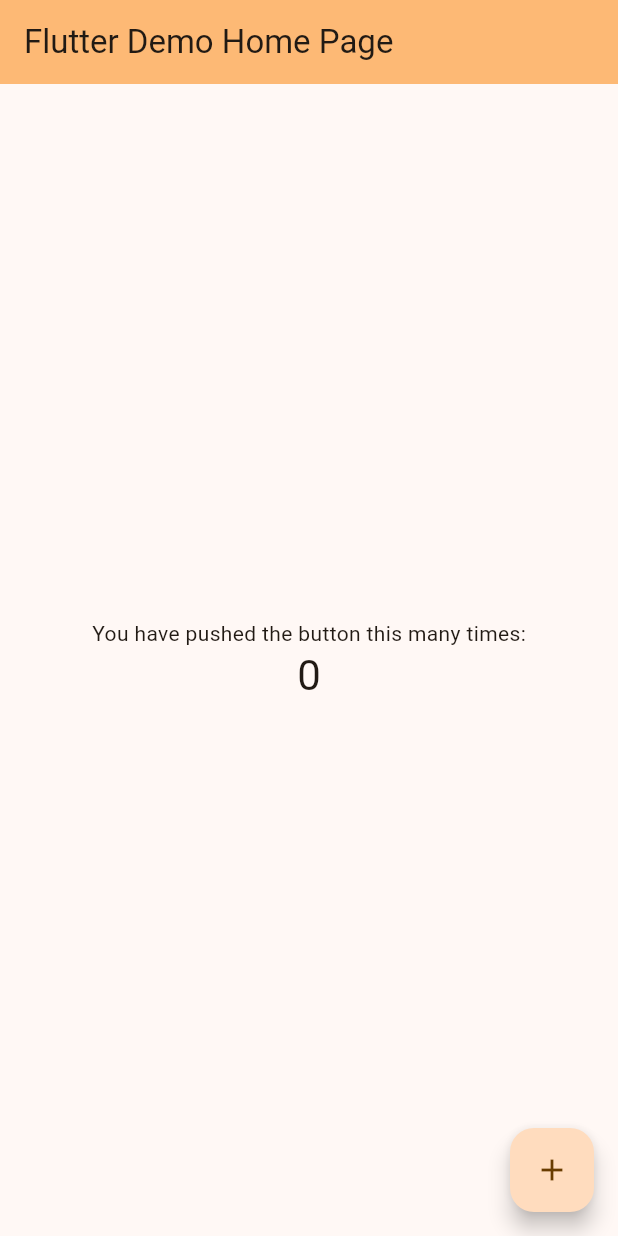
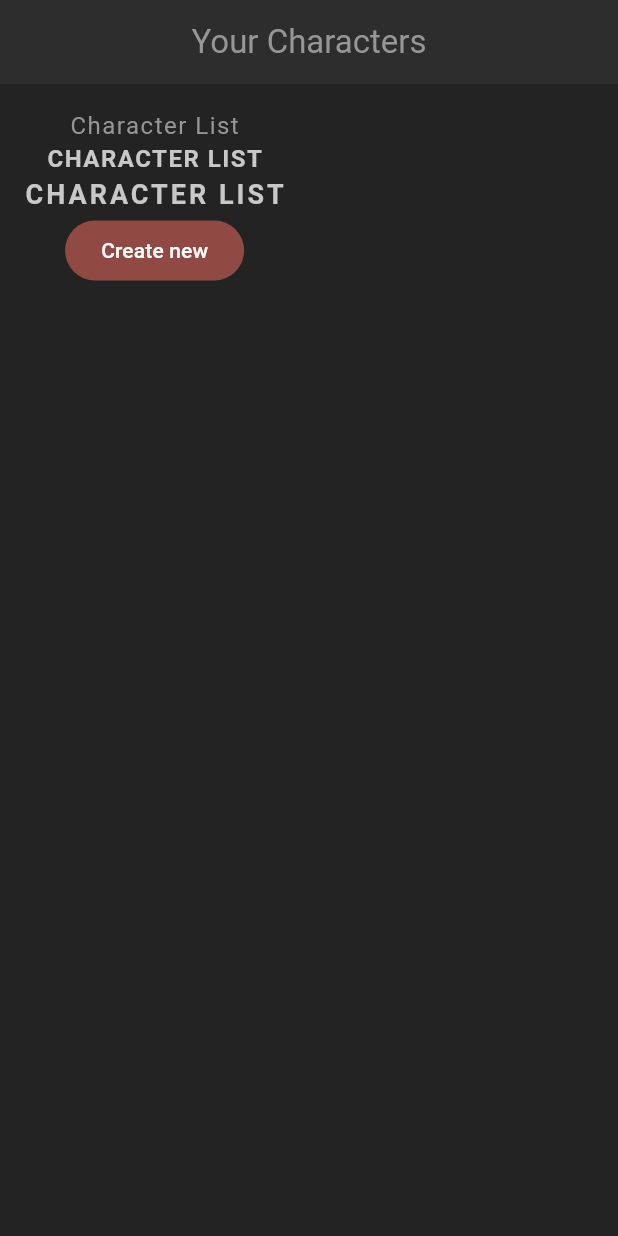
Before and after one commit to taiKip/flutter_rpg, a Flutter app: the screen it shows after launch, on a phone screen of 412 x 824 dp. Run offline on Flutter 3.47's test engine with Material 3 defaults, Android fonts, the phone set to English and light mode, and no system bars.

Commit message:
added google fonts

```diff
--- a/lib/main.dart
+++ b/lib/main.dart
@@ -1,125 +1,25 @@
 import 'package:flutter/material.dart';
+import 'package:flutter_rpg/screens/home/home.dart';
+import 'package:flutter_rpg/theme.dart';
 
 void main() {
-  runApp(const MyApp());
+  runApp(MaterialApp(
+    theme: primaryTheme,
+    home: const Home(),
+  ));
 }
 
-class MyApp extends StatelessWidget {
-  const MyApp({super.key});
+class Sandbox extends StatelessWidget {
+  const Sandbox({super.key});
 
-  // This widget is the root of your application.
   @override
   Widget build(BuildContext context) {
-    return MaterialApp(
-      title: 'Flutter Demo',
-      theme: ThemeData(
-        // This is the theme of your application.
-        //
-        // TRY THIS: Try running your application with "flutter run". You'll see
-        // the application has a purple toolbar. Then, without quitting the app,
-        // try changing the seedColor in the colorScheme below to Colors.green
-        // and then invoke "hot reload" (save your changes or press the "hot
-        // reload" button in a Flutter-supported IDE, or press "r" if you used
-        // the command line to start the app).
-        //
-        // Notice that the counter didn't reset back to zero; the application
-        // state is not lost during the reload. To reset the state, use hot
-        // restart instead.
-        //
-        // This works for code too, not just values: Most code changes can be
-        // tested with just a hot reload.
-        colorScheme: ColorScheme.fromSeed(seedColor: Colors.orange),
-        useMaterial3: true,
+    return Scaffold(
+      appBar: AppBar(
+        title: const Text('Sandbox'),
+        backgroundColor: Colors.grey,
       ),
-      home: const MyHomePage(title: 'Flutter Demo Home Page'),
+      body: const Text('sandbox'),
     );
   }
 }
-
-class MyHomePage extends StatefulWidget {
-  const MyHomePage({super.key, required this.title});
-
-  // This widget is the home page of your application. It is stateful, meaning
-  // that it has a State object (defined below) that contains fields that affect
-  // how it looks.
-
-  // This class is the configuration for the state. It holds the values (in this
-  // case the title) provided by the parent (in this case the App widget) and
-  // used by the build method of the State. Fields in a Widget subclass are
-  // always marked "final".
-
-  final String title;
-
-  @override
-  State<MyHomePage> createState() => _MyHomePageState();
-}
-
-class _MyHomePageState extends State<MyHomePage> {
-  int _counter = 0;
-
-  void _incrementCounter() {
-    setState(() {
-      // This call to setState tells the Flutter framework that something has
-      // changed in this State, which causes it to rerun the build method below
-      // so that the display can reflect the updated values. If we changed
-      // _counter without calling setState(), then the build method would not be
-      // called again, and so nothing would appear to happen.
-      _counter++;
-    });
-  }
-
-  @override
-  Widget build(BuildContext context) {
-    // This method is rerun every time setState is called, for instance as done
-    // by the _incrementCounter method above.
-    //
-    // The Flutter framework has been optimized to make rerunning build methods
-    // fast, so that you can just rebuild anything that needs updating rather
-    // than having to individually change instances of widgets.
-    return Scaffold(
-      appBar: AppBar(
-        // TRY THIS: Try changing the color here to a specific color (to
-        // Colors.amber, perhaps?) and trigger a hot reload to see the AppBar
-        // change color while the other colors stay the same.
-        backgroundColor: Theme.of(context).colorScheme.inversePrimary,
-        // Here we take the value from the MyHomePage object that was created by
-        // the App.build method, and use it to set our appbar title.
-        title: Text(widget.title),
-      ),
-      body: Center(
-        // Center is a layout widget. It takes a single child and positions it
-        // in the middle of the parent.
-        child: Column(
-          // Column is also a layout widget. It takes a list of children and
-          // arranges them vertically. By default, it sizes itself to fit its
-          // children horizontally, and tries to be as tall as its parent.
-          //
-          // Column has various properties to control how it sizes itself and
-          // how it positions its children. Here we use mainAxisAlignment to
-          // center the children vertically; the main axis here is the vertical
-          // axis because Columns are vertical (the cross axis would be
-          // horizontal).
-          //
-          // TRY THIS: Invoke "debug painting" (choose the "Toggle Debug Paint"
-          // action in the IDE, or press "p" in the console), to see the
-          // wireframe for each widget.
-          mainAxisAlignment: MainAxisAlignment.center,
-          children: <Widget>[
-            const Text(
-              'You have pushed the button this many times:',
-            ),
-            Text(
-              '$_counter',
-              style: Theme.of(context).textTheme.headlineMedium,
-            ),
-          ],
-        ),
-      ),
-      floatingActionButton: FloatingActionButton(
-        onPressed: _incrementCounter,
-        tooltip: 'Increment',
-        child: const Icon(Icons.add),
-      ), // This trailing comma makes auto-formatting nicer for build methods.
-    );
-  }
-}
--- /dev/null
+++ b/lib/screens/home/home.dart
@@ -0,0 +1,32 @@
+import 'package:flutter/material.dart';
+import 'package:flutter_rpg/shared/styled_text.dart';
+
+class Home extends StatefulWidget {
+  const Home({super.key});
+
+  @override
+  State<Home> createState() => _HomeState();
+}
+
+class _HomeState extends State<Home> {
+  @override
+  Widget build(BuildContext context) {
+    return Scaffold(
+      appBar: AppBar(
+        title: const Text('Your Characters'),
+        centerTitle: true,
+      ),
+      body: Container(
+        padding: const EdgeInsets.all(16),
+        child: Column(
+          children: [
+            const StyledText('Character List'),
+            const StyledHeading('Character List'),
+            const StyledTitle('Character List'),
+            FilledButton(onPressed: () {}, child: const Text('Create new'))
+          ],
+        ),
+      ),
+    );
+  }
+}
--- /dev/null
+++ b/lib/shared/styled_text.dart
@@ -0,0 +1,31 @@
+import 'package:flutter/material.dart';
+
+class StyledText extends StatelessWidget {
+  const StyledText(this.text, {super.key});
+  final String text;
+  @override
+  Widget build(BuildContext context) {
+    return Text(text, style: Theme.of(context).textTheme.bodyMedium);
+  }
+}
+
+class StyledHeading extends StatelessWidget {
+  const StyledHeading(this.text, {super.key});
+  final String text;
+  @override
+  Widget build(BuildContext context) {
+    return Text(
+      text.toUpperCase(),
+      style: Theme.of(context).textTheme.headlineMedium,
+    );
+  }
+}
+
+class StyledTitle extends StatelessWidget {
+  const StyledTitle(this.text, {super.key});
+  final String text;
+  @override
+  Widget build(BuildContext context) {
+    return Text(text.toUpperCase(),style: Theme.of(context).textTheme.titleMedium,);
+  }
+}
--- a/pubspec.yaml
+++ b/pubspec.yaml
@@ -35,6 +35,7 @@ dependencies:
   # The following adds the Cupertino Icons font to your application.
   # Use with the CupertinoIcons class for iOS style icons.
   cupertino_icons: ^1.0.6
+  google_fonts: ^6.2.1
 
 dev_dependencies:
   flutter_test:
```
Also changed, not shown: lib/theme.dart (added, +50 -0 lines), pubspec.lock, 7 other files.
